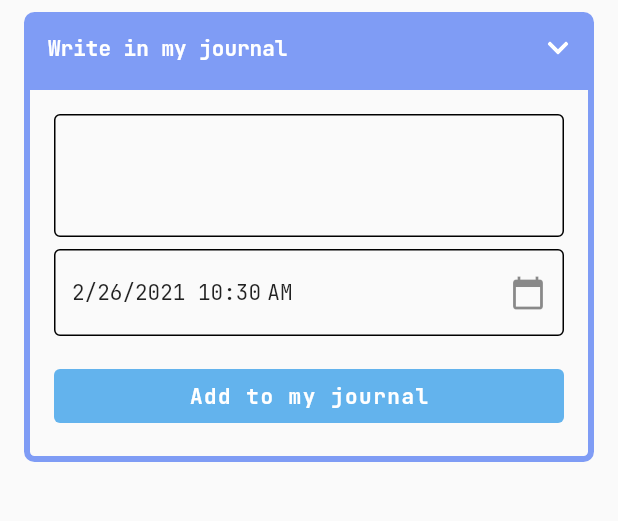
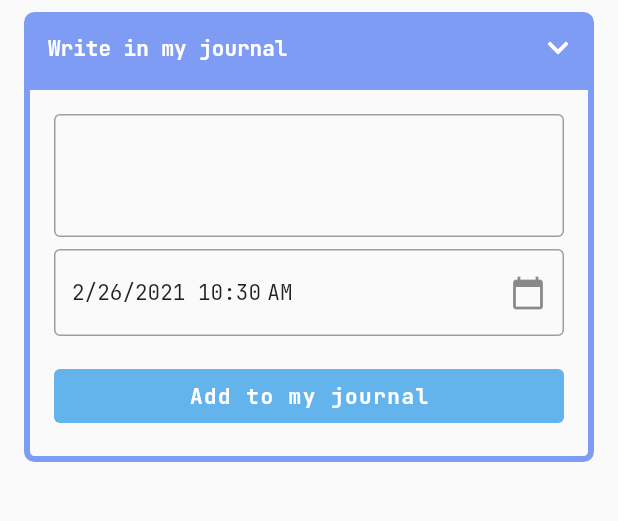
Before and after one commit to ChangJoo-Park/journapi_flutter, a Flutter app: the HomeView screen opened by its route, on a phone screen of 412 x 824 dp, the part 84-605 px from its top. Run offline on Flutter 3.47's test engine with Material 2 defaults, Android fonts, the phone set to English and light mode, and no system bars; drawn by our look-alikes of date_field; our stand-ins replace flutter_svg, get, get_storage, simple_animations, supercharged; accounts and stored records are empty; network calls fail.

Commit message:
Update outline border

```diff
--- a/lib/home/home_view.dart
+++ b/lib/home/home_view.dart
@@ -73,8 +73,14 @@ class HomeView extends StatelessWidget {
                                 TextFormField(
                                   style: TextStyle(fontFamily: 'JetBrainsMono'),
                                   decoration: const InputDecoration(
-                                    focusedBorder: OutlineInputBorder(),
-                                    enabledBorder: OutlineInputBorder(),
+                                    focusedBorder: OutlineInputBorder(
+                                      borderSide:
+                                          BorderSide(color: Colors.blueAccent),
+                                    ),
+                                    enabledBorder: OutlineInputBorder(
+                                      borderSide:
+                                          BorderSide(color: Colors.grey),
+                                    ),
                                   ),
                                   minLines: 2,
                                   maxLines: 10,
@@ -86,8 +92,14 @@ class HomeView extends StatelessWidget {
                                       TextStyle(fontFamily: 'JetBrainsMono'),
                                   initialDatePickerMode: DatePickerMode.day,
                                   decoration: const InputDecoration(
-                                    focusedBorder: OutlineInputBorder(),
-                                    enabledBorder: OutlineInputBorder(),
+                                    focusedBorder: OutlineInputBorder(
+                                      borderSide:
+                                          BorderSide(color: Colors.blueAccent),
+                                    ),
+                                    enabledBorder: OutlineInputBorder(
+                                      borderSide:
+                                          BorderSide(color: Colors.grey),
+                                    ),
                                     suffixIcon: Icon(Icons.calendar_today),
                                   ),
                                   selectedDate: controller.newDate.value,
```
